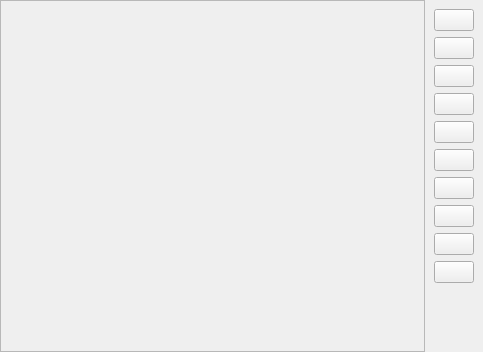
Old version of the form widgets/pswidget.ui in the repository PauloCarvalhoRJ/gammaray.
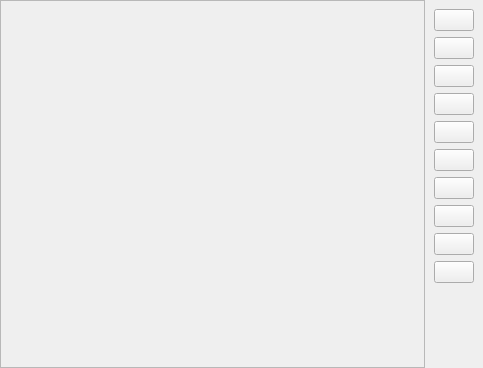
New version of the form. Icons and pictures are not drawn.

```diff
--- a/widgets/pswidget.ui
+++ b/widgets/pswidget.ui
@@ -7,7 +7,7 @@
     <x>0</x>
     <y>0</y>
     <width>483</width>
-    <height>352</height>
+    <height>368</height>
    </rect>
   </property>
   <property name="windowTitle">
@@ -39,8 +39,8 @@
        <rect>
         <x>0</x>
         <y>0</y>
-        <width>435</width>
-        <height>350</height>
+        <width>431</width>
+        <height>364</height>
        </rect>
       </property>
       <layout class="QHBoxLayout" name="horizontalLayout_2">
```
Left out of the diff: 44 changed lines with no effect on the pictures.
